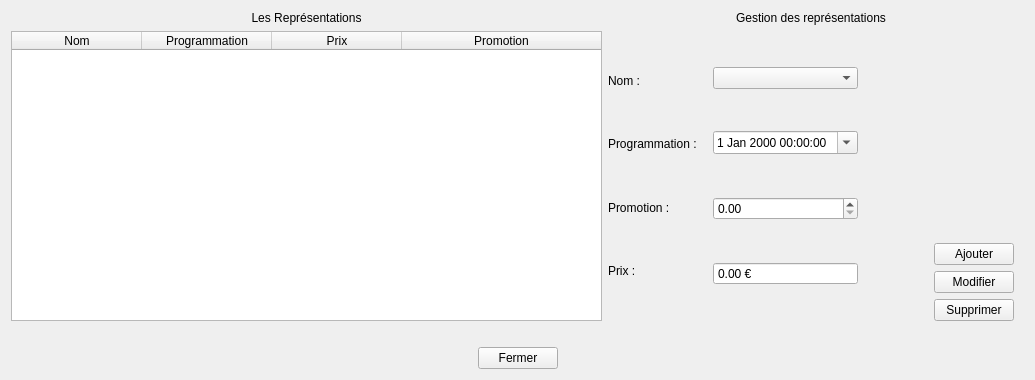
Old version of the form gui/Gest_Rep.ui in the repository BennyBellier/Theatre-CEDB-Project.
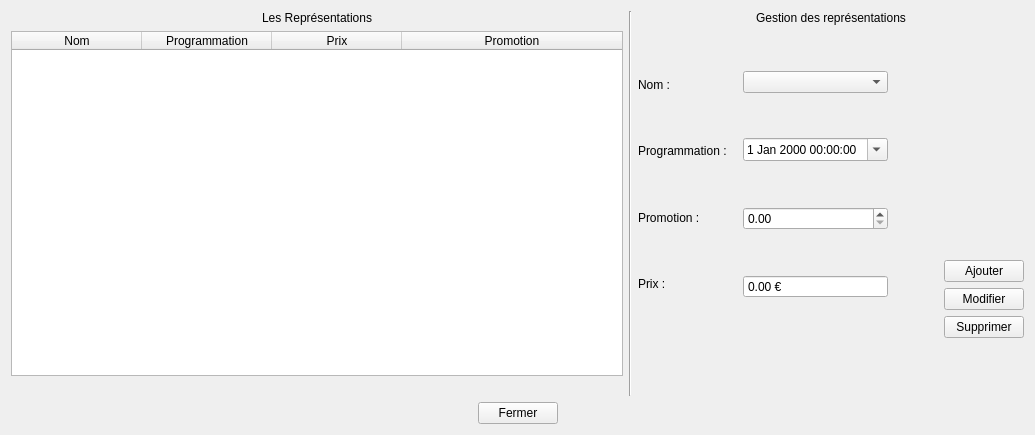
New version of the form.

Patch:
```diff
--- a/gui/Gest_Rep.ui
+++ b/gui/Gest_Rep.ui
@@ -7,7 +7,7 @@
     <x>0</x>
     <y>0</y>
     <width>1035</width>
-    <height>380</height>
+    <height>435</height>
    </rect>
   </property>
   <property name="windowTitle">
@@ -48,6 +48,9 @@
          <property name="dragEnabled">
           <bool>true</bool>
          </property>
+         <property name="alternatingRowColors">
+          <bool>false</bool>
+         </property>
          <property name="selectionBehavior">
           <enum>QAbstractItemView::SelectRows</enum>
          </property>
@@ -94,10 +97,29 @@
        </item>
       </layout>
      </item>
+     <item>
+      <widget class="Line" name="line">
+       <property name="windowModality">
+        <enum>Qt::NonModal</enum>
+       </property>
+       <property name="frameShadow">
+        <enum>QFrame::Sunken</enum>
+       </property>
+       <property name="lineWidth">
+        <number>1</number>
+       </property>
+       <property name="midLineWidth">
+        <number>0</number>
+       </property>
+       <property name="orientation">
+        <enum>Qt::Vertical</enum>
+       </property>
+      </widget>
+     </item>
      <item>
       <layout class="QVBoxLayout" name="verticalLayout">
        <property name="rightMargin">
-        <number>10</number>
+        <number>0</number>
        </property>
        <item>
         <widget class="QLabel" name="label_7">
@@ -254,12 +276,12 @@
          <item>
           <layout class="QHBoxLayout" name="horizontalLayout_8">
            <property name="rightMargin">
-            <number>10</number>
+            <number>0</number>
            </property>
            <item>
             <layout class="QVBoxLayout" name="verticalLayout_7">
              <property name="rightMargin">
-              <number>10</number>
+              <number>0</number>
              </property>
              <item>
               <spacer name="verticalSpacer_2">
@@ -356,6 +378,9 @@
                <property name="buttonSymbols">
                 <enum>QAbstractSpinBox::NoButtons</enum>
                </property>
+               <property name="showGroupSeparator" stdset="0">
+                <bool>false</bool>
+               </property>
                <property name="prefix">
                 <string/>
                </property>
@@ -403,7 +428,7 @@
          <item>
           <layout class="QVBoxLayout" name="verticalLayout_4">
            <property name="topMargin">
-            <number>10</number>
+            <number>0</number>
            </property>
            <item>
             <spacer name="verticalSpacer">
@@ -443,6 +468,19 @@
          </item>
         </layout>
        </item>
+       <item>
+        <spacer name="verticalSpacer_12">
+         <property name="orientation">
+          <enum>Qt::Vertical</enum>
+         </property>
+         <property name="sizeHint" stdset="0">
+          <size>
+           <width>20</width>
+           <height>40</height>
+          </size>
+         </property>
+        </spacer>
+       </item>
        <item>
         <widget class="QLabel" name="label_modif">
          <property name="text">
```
